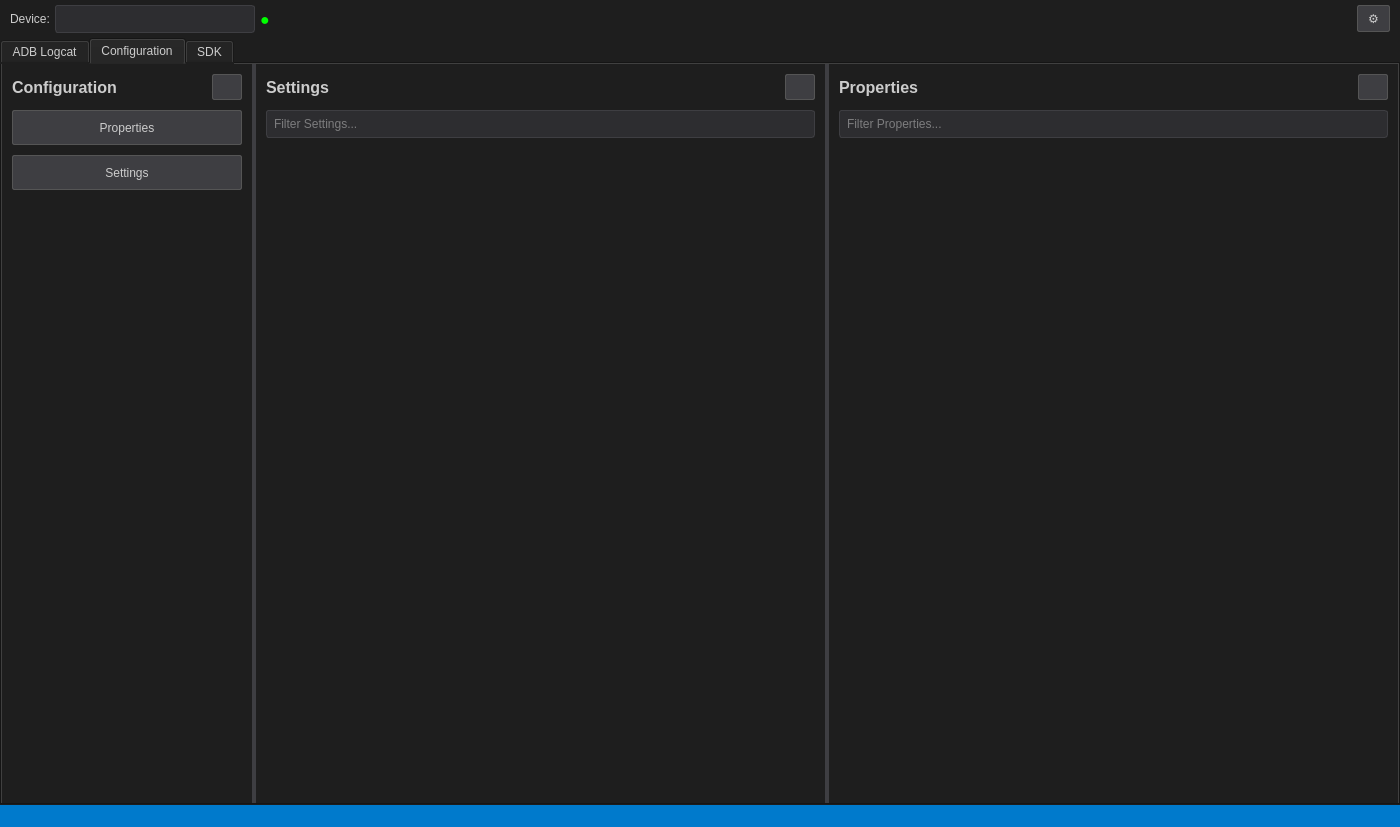
Qt form src/ui/mainwindow.ui (truongnguyen4/ai-tool-log) before a commit.
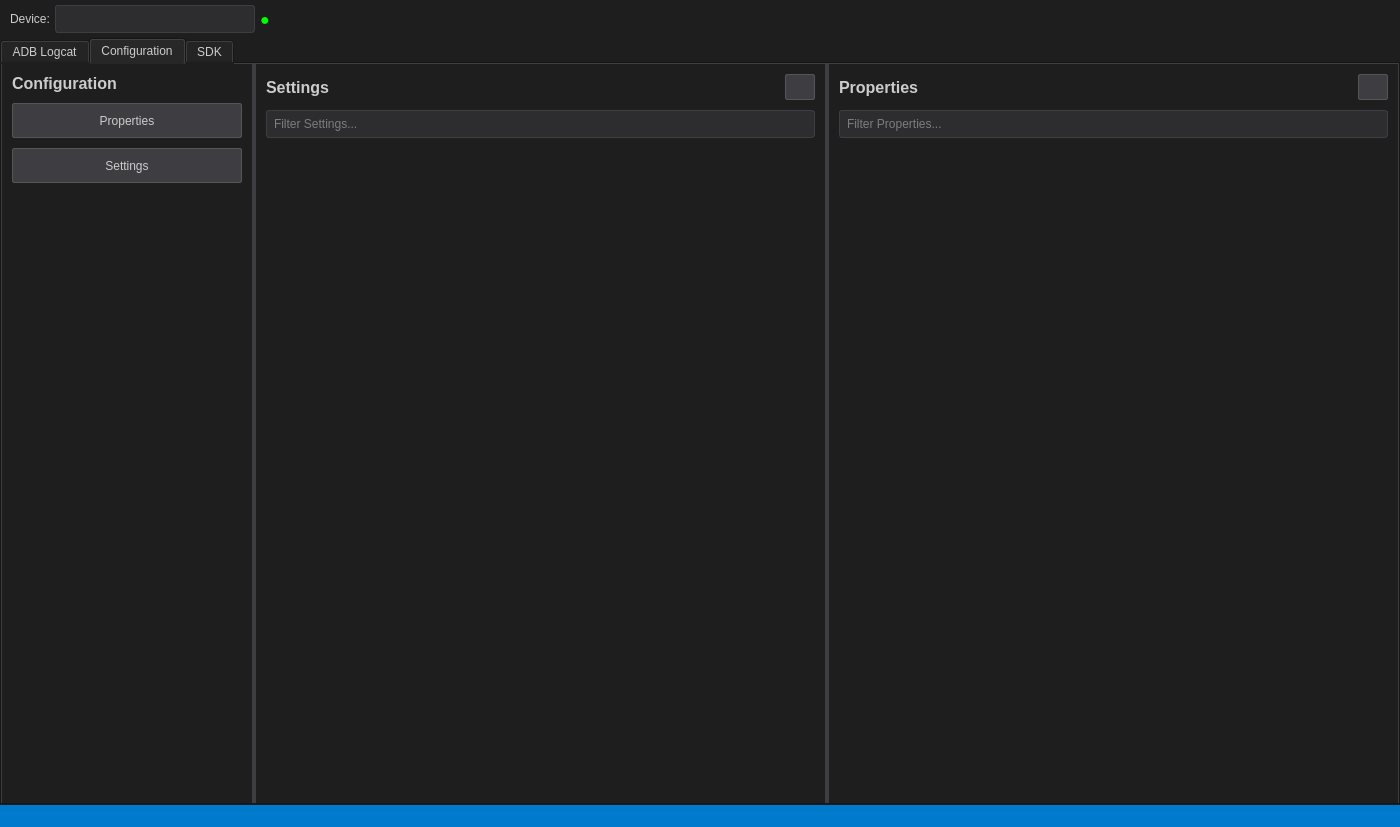
The same form after that commit. The open tabs and pages were chosen to show the change. Icons and pictures are not drawn.

Patch:
```diff
--- a/src/ui/mainwindow.ui
+++ b/src/ui/mainwindow.ui
@@ -313,19 +313,6 @@
         </property>
        </spacer>
       </item>
-      <item>
-       <widget class="QPushButton" name="btnSettings">
-        <property name="maximumSize">
-         <size>
-          <width>40</width>
-          <height>16777215</height>
-         </size>
-        </property>
-        <property name="text">
-         <string>⚙</string>
-        </property>
-       </widget>
-      </item>
      </layout>
     </item>
     <item>
@@ -839,22 +826,6 @@
                 </property>
                </widget>
               </item>
-              <item>
-               <widget class="QPushButton" name="btnRefreshConfig">
-                <property name="maximumSize">
-                 <size>
-                  <width>30</width>
-                  <height>30</height>
-                 </size>
-                </property>
-                <property name="text">
-                 <string/>
-                </property>
-                <property name="icon">
-                 <iconset theme="QIcon::ThemeIcon::ViewRefresh"/>
-                </property>
-               </widget>
-              </item>
              </layout>
             </item>
             <item>
```
Left out of the diff: 2 changed lines with no effect on the pictures.
